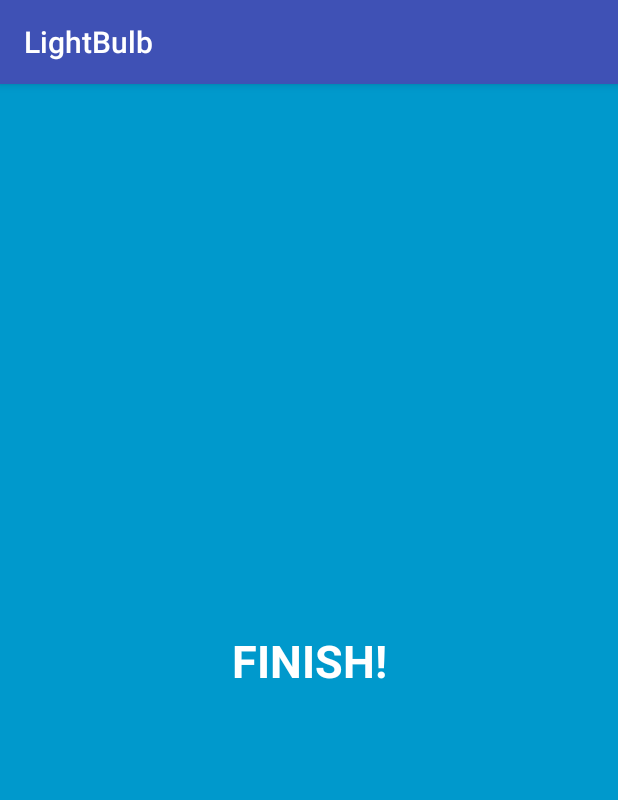
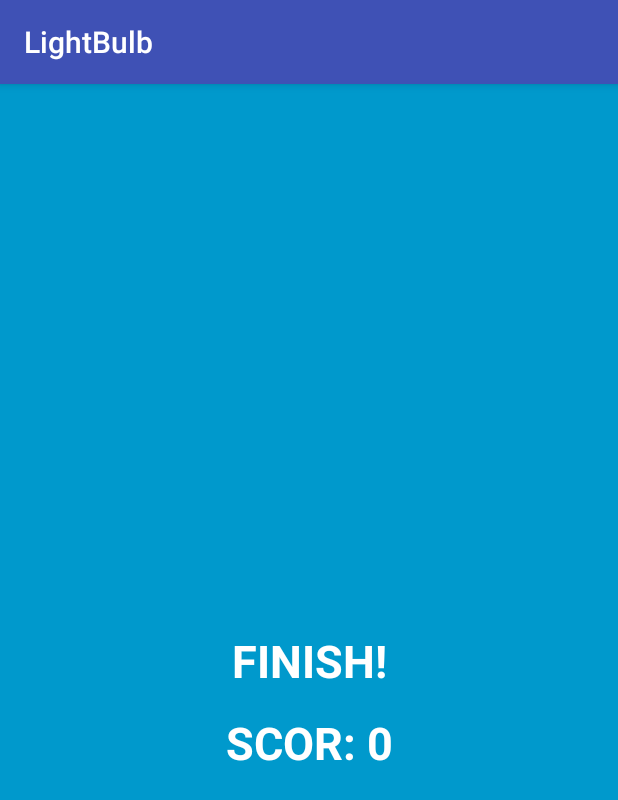
Before and after one commit to ViorelAlbastrelu/lighbulb, an Android app: the FinishActivity screen opened directly, with no data from a screen before it, on a phone screen of 412 x 824 dp. Shown: the top 800 px of the screen. Run offline under Robolectric (Android 15) with nearby library versions, the phone set to English and light mode, and no system bars.

Commit message:
added Scor Singleton

```diff
--- a/app/src/main/java/com/valbastrelu/lightbulb/main/LevelActivity.java
+++ b/app/src/main/java/com/valbastrelu/lightbulb/main/LevelActivity.java
@@ -15,9 +15,11 @@ public abstract class LevelActivity extends AppCompatActivity {
     @Override
     public void onCreate(@Nullable Bundle savedInstanceState) {
         super.onCreate(savedInstanceState);
+        getActionBar().setTitle("");
     }
 
     void nextLevel(String className){
+        Scor.scorBonus();
         Intent i = null;
         try {
             i = new Intent(this, Class.forName(className).getClass());
--- a/app/src/main/java/com/valbastrelu/lightbulb/nivel1/ActivityLvl1.java
+++ b/app/src/main/java/com/valbastrelu/lightbulb/nivel1/ActivityLvl1.java
@@ -8,6 +8,7 @@ import android.widget.TextView;
 
 import com.valbastrelu.lightbulb.R;
 import com.valbastrelu.lightbulb.main.LevelActivity;
+import com.valbastrelu.lightbulb.main.Scor;
 import com.valbastrelu.lightbulb.nivel2.ActivityLvl2;
 
 import butterknife.BindView;
@@ -66,7 +67,6 @@ public class ActivityLvl1 extends LevelActivity implements Lvl1ViewI{
             switch (button.getId()) {
                 case R.id.switch1:
                     presenter.updateCheckCode(0, 0);
-                    System.out.println("Changed switch 1 state to 0!");
                     break;
                 case R.id.switch2:
                     presenter.updateCheckCode(1, 0);
@@ -84,6 +84,7 @@ public class ActivityLvl1 extends LevelActivity implements Lvl1ViewI{
                     presenter.updateCheckCode(5, 0);
                     break;
             }
+            Scor.scorPenalty();
         }
     }
 
--- a/app/src/main/res/drawable/ic_creativity.xml
+++ b/app/src/main/res/drawable/ic_creativity.xml
@@ -3,10 +3,12 @@
         android:height="512dp"
         android:viewportWidth="512.001"
         android:viewportHeight="512.001">
+    <group android:name="bulb">
     <path
         android:pathData="M368.2,38.2C322.8,3.1 263.9,-8.5 206.8,6.3C143.5,22.9 94.2,72.7 78.2,136.3c-19.8,78.8 11.5,158.7 78.1,201.7l99.7,32.9l99.7,-32.9c24,-15.5 44.1,-36.5 58.7,-61.2c16.6,-28.1 25.4,-60.3 25.4,-93.2C439.7,126.4 413.7,73.3 368.2,38.2z"
         android:fillColor="#D7E6F2"/>
     <!--android:fillColor="#FFE98F" galben-->
+    </group>
     <path
         android:pathData="M303,182.8c0,-25.9 -21.1,-47 -47,-47s-47,21.1 -47,47c0,20.4 13.1,37.9 31.3,44.3v122.9h31.3V227.1C289.9,220.7 303,203.3 303,182.8zM256,198.5c-8.6,0 -15.7,-7 -15.7,-15.7s7,-15.7 15.7,-15.7c8.6,0 15.7,7 15.7,15.7C271.6,191.5 264.6,198.5 256,198.5z"
         android:fillColor="#FFAD41"/>
--- a/app/src/main/res/layout/finish.xml
+++ b/app/src/main/res/layout/finish.xml
@@ -8,7 +8,7 @@
     tools:context="com.valbastrelu.lightbulb.nivel2.ActivityLvl2">
 
     <TextView
-        android:id="@+id/textView3"
+        android:id="@+id/textFinish"
         android:layout_width="wrap_content"
         android:layout_height="wrap_content"
         android:text="FINISH!"
@@ -23,4 +23,23 @@
         tools:layout_constraintLeft_creator="1"
         tools:layout_constraintRight_creator="1"
         tools:layout_constraintTop_creator="1" />
+
+    <TextView
+        android:id="@+id/textScor"
+        android:layout_width="wrap_content"
+        android:layout_height="wrap_content"
+        android:text="SCOR: 0"
+        android:textColor="?android:attr/fastScrollTextColor"
+        android:textSize="30sp"
+        android:textStyle="bold"
+        app:layout_constraintBottom_toBottomOf="parent"
+        app:layout_constraintLeft_toLeftOf="parent"
+        app:layout_constraintRight_toRightOf="parent"
+        app:layout_constraintTop_toTopOf="parent"
+        app:layout_constraintVertical_bias="0.576"
+        tools:layout_constraintBottom_creator="1"
+        tools:layout_constraintLeft_creator="1"
+        tools:layout_constraintRight_creator="1"
+        tools:layout_constraintTop_creator="1" />
+
 </android.support.constraint.ConstraintLayout>
```
Also changed, not shown: app/src/main/java/com/valbastrelu/lightbulb/main/Decorator.java (added, +8 -0 lines), app/src/main/java/com/valbastrelu/lightbulb/main/Scor.java (added, +27 -0 lines), app/src/main/java/com/valbastrelu/lightbulb/nivel1/Lvl1Model.java (+1 -10 lines), app/src/main/java/com/valbastrelu/lightbulb/nivel2/Lvl2Model.java (+6 -1 lines), app/src/main/res/animator/light_up.xml (added, +8 -0 lines), app/src/main/res/drawable/lightbulb_animation.xml (added, +10 -0 lines), app/src/main/res/layout/activity_lvl1.xml (+37 -21 lines), app/src/main/res/layout/activity_lvl2.xml (+4 -4 lines).
